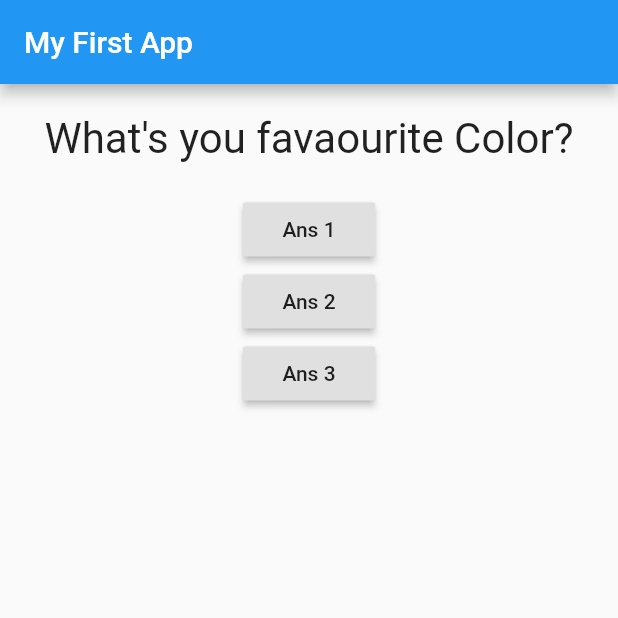
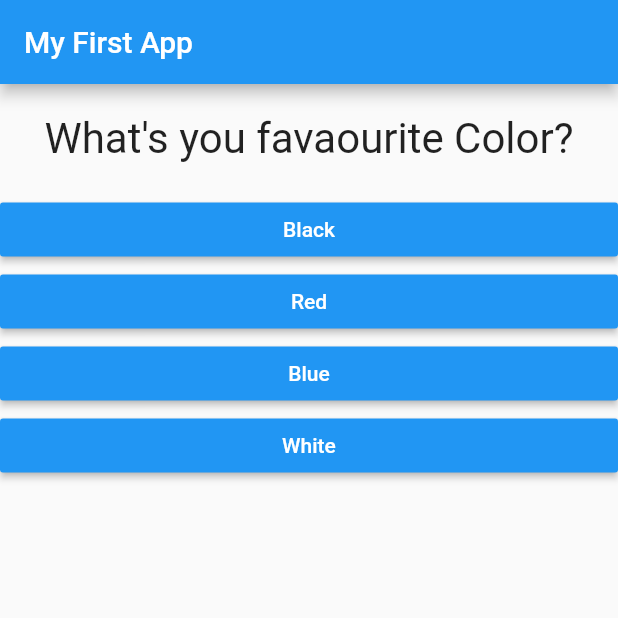
Before and after one commit to teamjaf/Flutter-Practice, a Flutter app: the screen it shows after launch, on a phone screen of 412 x 824 dp, the top half of it. Run offline on Flutter 3.47's test engine with Material 2 defaults, Android fonts, the phone set to English and light mode, and no system bars.

Commit message:
Done with the first app - Quiz app

```diff
--- /dev/null
+++ b/lib/answer.dart
@@ -0,0 +1,22 @@
+import 'package:flutter/material.dart';
+
+class Answer extends StatelessWidget {
+  final Function selecthandler;
+  final String answerText;
+
+
+  Answer(this.selecthandler, String this.answerText);
+
+  @override
+  Widget build(BuildContext context) {
+    return Container(
+      width: double.infinity,
+      child: RaisedButton(
+        color: Colors.blue,
+        textColor: Colors.white,
+        child: Text(answerText),
+        onPressed: selecthandler,
+      ),
+    );
+  }
+}
--- a/lib/main.dart
+++ b/lib/main.dart
@@ -1,62 +1,101 @@
 import 'package:flutter/material.dart';
 
-import './question.dart';
+import './quiz.dart';
+import './result.dart';
 
 void main() => runApp(MyAPP());
 
 class MyAPP extends StatefulWidget {
-
-@override
+  @override
   State<StatefulWidget> createState() {
     // TODO: implement createState
     return _MyAPPState();
   }
 }
 
-class _MyAPPState extends State<MyAPP>{
+class _MyAPPState extends State<MyAPP> {
+  final _questions = const [
+    {
+      'questionText': "What's you favaourite Color?",
+      'answers': [
+        {'text': 'Black', 'score': 10},
+        {'text': 'Red', 'score': 8},
+        {'text': 'Blue', 'score': 6},
+        {'text': 'White', 'score': 2}
+      ]
+    },
+    {
+      'questionText': "What's you favaourite Food?",
+      'answers': [
+        {'text': 'Burger', 'score': 10},
+        {'text': 'Mutton', 'score': 8},
+        {'text': 'Fish', 'score': 6},
+        {'text': 'Milk', 'score': 2}
+      ]
+    },
+    {
+      'questionText': "What's you favaourite Player?",
+      'answers': [
+        {'text': 'Virat', 'score': 10},
+        {'text': 'Mahmudullah', 'score': 8},
+        {'text': 'Tamim', 'score': 6},
+        {'text': 'Sakib', 'score': 2}
+      ]
+    },
+    {
+      'questionText': "What's you favaourite Bird?",
+      'answers': [
+        {'text': 'Doel', 'score': 10},
+        {'text': 'Tia', 'score': 8},
+        {'text': 'Moyna', 'score': 6},
+        {'text': 'Shakil', 'score': 2}
+      ]
+    },
+    {
+      'questionText': "What's is your favourite Animal?",
+      'answers': [
+        {'text': 'Tiger', 'score': 10},
+        {'text': 'Cow', 'score': 8},
+        {'text': 'Monkey', 'score': 6},
+        {'text': 'Wolf', 'score': 2}
+      ]
+    }
+  ];
   var _questionIndex = 0;
+  var _totalScore = 0;
 
-  void _answerQuestion() {
+  void _resetQuiz() {
     setState(() {
-      _questionIndex = _questionIndex + 1;
+      _questionIndex = 0;
+      _totalScore = 0;
+    });
+  }
+
+  void _answerQuestion(int score) {
+    _totalScore = _totalScore + score;
+
+    setState(() {
+      _questionIndex += 1;
     });
     print(_questionIndex);
+    if (_questionIndex < _questions.length) {
+      print('We have more question');
+    }
   }
 
   @override
   Widget build(BuildContext context) {
-    var questions = [
-      "What's you favaourite Color?",
-      "What's you favaourite Food?",
-      "What's you favaourite Player?",
-      "What's you favaourite Bird?",
-      "What's is your favourite Animal?"
-    ];
-
     return MaterialApp(
       home: Scaffold(
         appBar: AppBar(
           title: Text("My First App"),
         ),
-        body: Column(
-          children: [
-            Question(
-              questions[_questionIndex],
-            ),
-            RaisedButton(
-              child: Text("Ans 1"),
-              onPressed: _answerQuestion,
-            ),
-            RaisedButton(
-              child: Text("Ans 2"),
-              onPressed: _answerQuestion,
-            ),
-            RaisedButton(
-              child: Text("Ans 3"),
-              onPressed: _answerQuestion,
-            ),
-          ],
-        ),
+        body: _questionIndex < _questions.length
+            ? Quiz(
+                answerQuestion: _answerQuestion,
+                questionIndex: _questionIndex,
+                questions: _questions)
+            : Result(_totalScore, _resetQuiz),
       ),
     );
   }
--- /dev/null
+++ b/lib/quiz.dart
@@ -0,0 +1,30 @@
+import 'package:flutter/material.dart';
+
+import './question.dart';
+import './answer.dart';
+
+class Quiz extends StatelessWidget {
+  final List<Map<String, Object>> questions;
+  final Function answerQuestion;
+  final int questionIndex;
+
+  Quiz({
+      @required this.questions,
+      @required this.answerQuestion,
+      @required this.questionIndex
+  });
+
+  @override
+  Widget build(BuildContext context) {
+    return Column(
+      children: [
+        Question(
+          questions[questionIndex]['questionText'],
+        ),
+        ...(questions[questionIndex]['answers'] as List<Map<String, Object>>).map((answer) {
+          return Answer(() => answerQuestion(answer['score']), answer['text']);
+        }).toList()
+      ],
+    );
+  }
+}
```
Also changed, not shown: lib/result.dart (added, +38 -0 lines).
